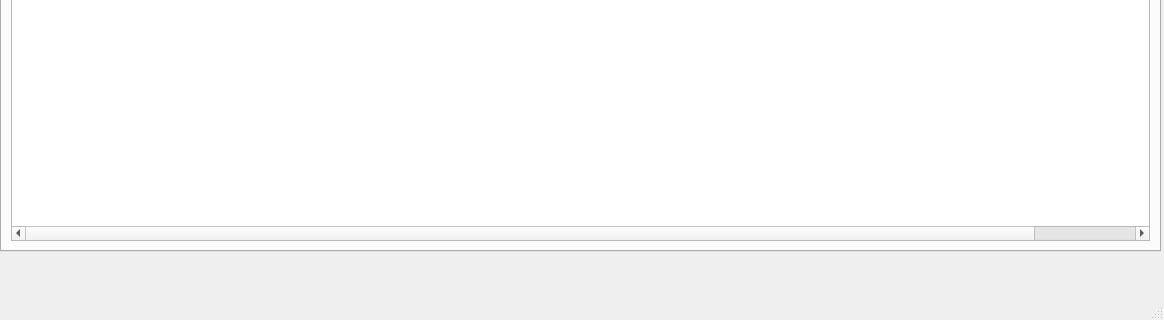
Old version of the form GestionDeStock/mainwindow.ui in the repository pawamoy/gestion-de-stock; both pictures show x 0 to 1164 and y 178 to 498 of the 1164 by 498 pixel window.
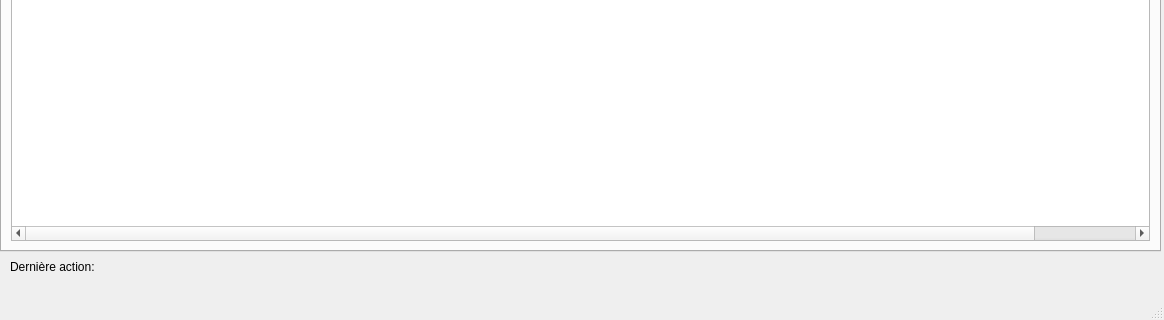
New version of the form. Icons and pictures are not drawn.

What changed in the file:
```diff
--- a/GestionDeStock/mainwindow.ui
+++ b/GestionDeStock/mainwindow.ui
@@ -709,9 +709,9 @@
    <widget class="QWidget" name="horizontalLayoutWidget_4">
     <property name="geometry">
      <rect>
-      <x>10</x>
+      <x>120</x>
       <y>410</y>
-      <width>1151</width>
+      <width>1041</width>
       <height>31</height>
      </rect>
     </property>
@@ -725,10 +725,25 @@
      </item>
     </layout>
    </widget>
-   <zorder>horizontalLayoutWidget</zorder>
-   <zorder>horizontalLayoutWidget_4</zorder>
-   <zorder>pushButton_2</zorder>
-   <zorder>pushButton</zorder>
+   <widget class="QWidget" name="horizontalLayoutWidget_2">
+    <property name="geometry">
+     <rect>
+      <x>10</x>
+      <y>410</y>
+      <width>111</width>
+      <height>31</height>
+     </rect>
+    </property>
+    <layout class="QHBoxLayout" name="horizontalLayout_5">
+     <item>
+      <widget class="QLabel" name="label_9">
+       <property name="text">
+        <string>Dernière action:</string>
+       </property>
+      </widget>
+     </item>
+    </layout>
+   </widget>
   </widget>
   <widget class="QMenuBar" name="menubar">
    <property name="geometry">
```
